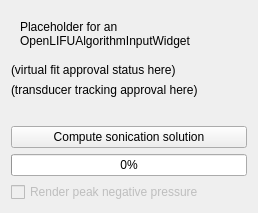
The window that OpenLIFUSonicationPlanner/Resources/UI/OpenLIFUSonicationPlanner.ui (arhowe00/SlicerOpenLIFU) describes before a commit, drawn with Qt 5.
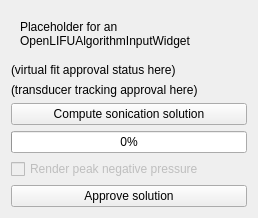
The same window after the commit. Custom widgets are drawn as their Qt base class.

Commit message:
Add solution approval button (#113)
* Adds solution approval button to sonication planning module
* Button is only enabled if there is an active solution
* Pressing the button toggles approval state of the active solution
* Label/tooltip on the button is updated to reflect what it does when
  it's toggled

```diff
--- a/OpenLIFUSonicationPlanner/Resources/UI/OpenLIFUSonicationPlanner.ui
+++ b/OpenLIFUSonicationPlanner/Resources/UI/OpenLIFUSonicationPlanner.ui
@@ -85,6 +85,13 @@
      </property>
     </widget>
    </item>
+   <item>
+    <widget class="QPushButton" name="approveButton">
+     <property name="text">
+      <string>Approve solution</string>
+     </property>
+    </widget>
+   </item>
   </layout>
  </widget>
  <customwidgets>
```
The commit also changes 2 other files.
